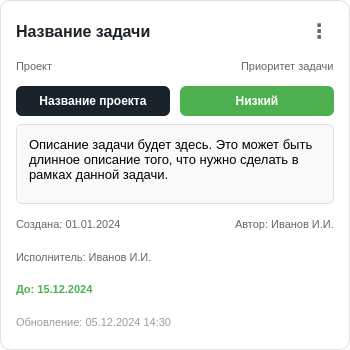
Above: ui/my_tasks/task_card.ui from lerakaplich/TaskPlanner2 before the change. Below: the same form after it.
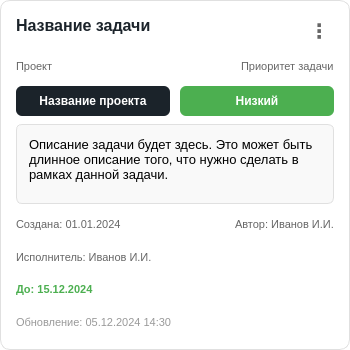
That is the form after the change.

Commit message: перенос текста в карточке

```diff
--- a/ui/my_tasks/task_card.ui
+++ b/ui/my_tasks/task_card.ui
@@ -11,7 +11,7 @@
    </rect>
   </property>
   <property name="sizePolicy">
-   <sizepolicy hsizetype="Fixed" vsizetype="Fixed">
+   <sizepolicy hsizetype="Preferred" vsizetype="Preferred">
     <horstretch>0</horstretch>
     <verstretch>0</verstretch>
    </sizepolicy>
@@ -25,7 +25,7 @@
   <property name="maximumSize">
    <size>
     <width>350</width>
-    <height>350</height>
+    <height>16777215</height>
    </size>
   </property>
   <property name="styleSheet">
@@ -76,21 +76,14 @@
        <property name="text">
         <string>Название задачи</string>
        </property>
+       <property name="alignment">
+        <set>Qt::AlignmentFlag::AlignLeading|Qt::AlignmentFlag::AlignLeft|Qt::AlignmentFlag::AlignTop</set>
+       </property>
+       <property name="wordWrap">
+        <bool>true</bool>
+       </property>
       </widget>
      </item>
-     <item>
-      <spacer name="horizontalSpacer">
-       <property name="orientation">
-        <enum>Qt::Orientation::Horizontal</enum>
-       </property>
-       <property name="sizeHint" stdset="0">
-        <size>
-         <width>40</width>
-         <height>20</height>
-        </size>
-       </property>
-      </spacer>
-     </item>
      <item>
       <widget class="QPushButton" name="menuButton">
        <property name="minimumSize">
```
The commit also changes 1 other file.
